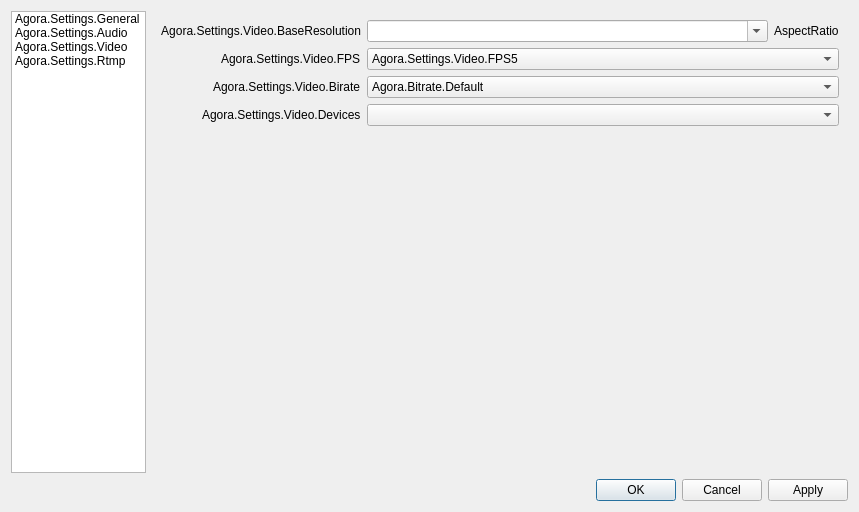
The window that src/forms/AgoraSettings.ui (AgoraIO/OBS) describes before a commit, drawn with Qt 5.
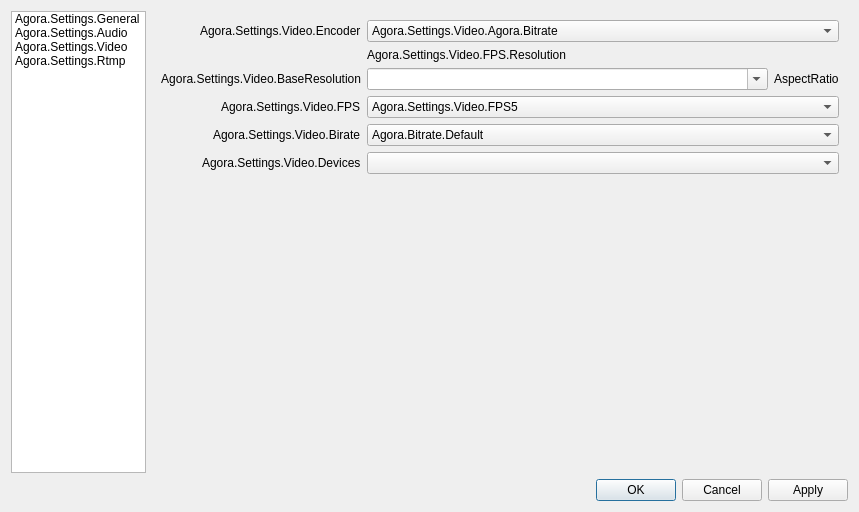
The same window after the commit. The open tabs and pages were chosen to show the change.

Commit message: custom video encoder config and joinfaied

```diff
--- a/src/forms/AgoraSettings.ui
+++ b/src/forms/AgoraSettings.ui
@@ -1244,7 +1244,7 @@
          <property name="labelAlignment">
           <set>Qt::AlignRight|Qt::AlignTrailing|Qt::AlignVCenter</set>
          </property>
-         <item row="0" column="0">
+         <item row="3" column="0">
           <widget class="QLabel" name="label_8">
            <property name="minimumSize">
             <size>
@@ -1263,7 +1263,7 @@
            </property>
           </widget>
          </item>
-         <item row="0" column="1">
+         <item row="3" column="1">
           <layout class="QHBoxLayout" name="horizontalLayout_29">
            <property name="spacing">
             <number>6</number>
@@ -1299,28 +1299,28 @@
            </item>
           </layout>
          </item>
-         <item row="1" column="0">
+         <item row="4" column="0">
           <widget class="QLabel" name="label_10">
            <property name="text">
             <string>Agora.Settings.Video.FPS</string>
            </property>
           </widget>
          </item>
-         <item row="2" column="0">
+         <item row="5" column="0">
           <widget class="QLabel" name="label_4">
            <property name="text">
             <string>Agora.Settings.Video.Birate</string>
            </property>
           </widget>
          </item>
-         <item row="3" column="0">
+         <item row="6" column="0">
           <widget class="QLabel" name="label_5">
            <property name="text">
             <string>Agora.Settings.Video.Devices</string>
            </property>
           </widget>
          </item>
-         <item row="5" column="1">
+         <item row="8" column="1">
           <widget class="QLabel" name="videoMsg">
            <property name="sizePolicy">
             <sizepolicy hsizetype="Preferred" vsizetype="Expanding">
@@ -1339,7 +1339,7 @@
            </property>
           </widget>
          </item>
-         <item row="1" column="1">
+         <item row="4" column="1">
           <widget class="QComboBox" name="cmbAgoraFPS">
            <property name="sizePolicy">
             <sizepolicy hsizetype="Expanding" vsizetype="Fixed">
@@ -1387,7 +1387,7 @@
            </item>
           </widget>
          </item>
-         <item row="2" column="1">
+         <item row="5" column="1">
           <widget class="QComboBox" name="cmbAgoraBitrate">
            <item>
             <property name="text">
@@ -1406,9 +1406,37 @@
            </item>
           </widget>
          </item>
-         <item row="3" column="1">
+         <item row="6" column="1">
           <widget class="QComboBox" name="cmbAgoraVideoDevice"/>
          </item>
+         <item row="1" column="0">
+          <widget class="QLabel" name="labelVideoEncoder">
+           <property name="text">
+            <string>Agora.Settings.Video.Encoder</string>
+           </property>
+          </widget>
+         </item>
+         <item row="1" column="1">
+          <widget class="QComboBox" name="cmbVideoEncoder">
+           <item>
+            <property name="text">
+             <string>Agora.Settings.Video.Agora.Bitrate</string>
+            </property>
+           </item>
+           <item>
+            <property name="text">
+             <string>Agora.Settings.Video.OBS.Bitrate</string>
+            </property>
+           </item>
+          </widget>
+         </item>
+         <item row="2" column="1">
+          <widget class="QLabel" name="labelFPSResolution">
+           <property name="text">
+            <string>Agora.Settings.Video.FPS.Resolution</string>
+           </property>
+          </widget>
+         </item>
         </layout>
        </widget>
        <widget class="QWidget" name="rtmpPage">
```
Left out of the diff: 10 changed lines with no effect on the pictures. The commit also changes 5 other files.
